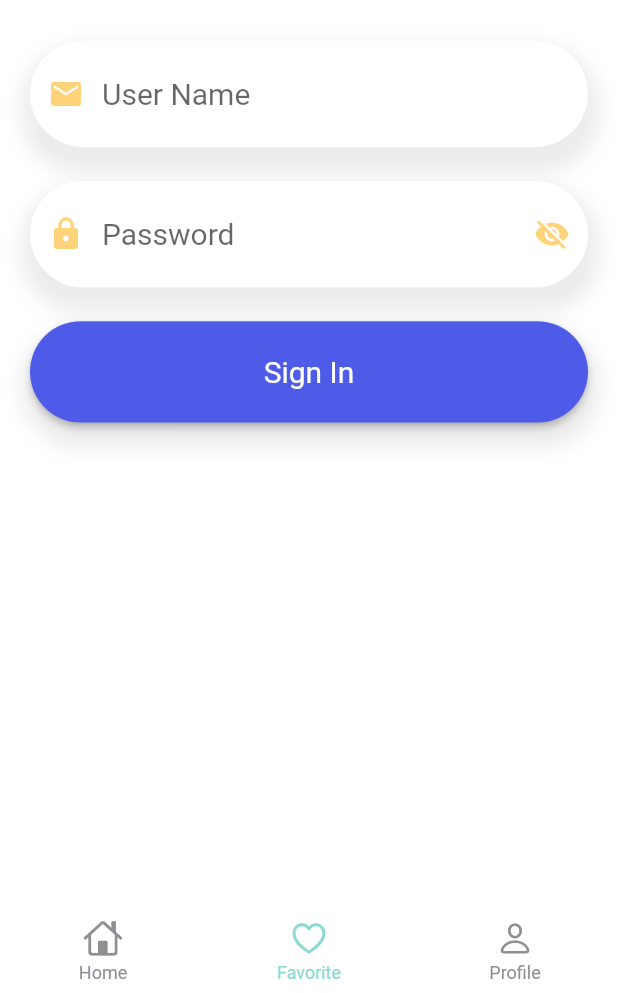
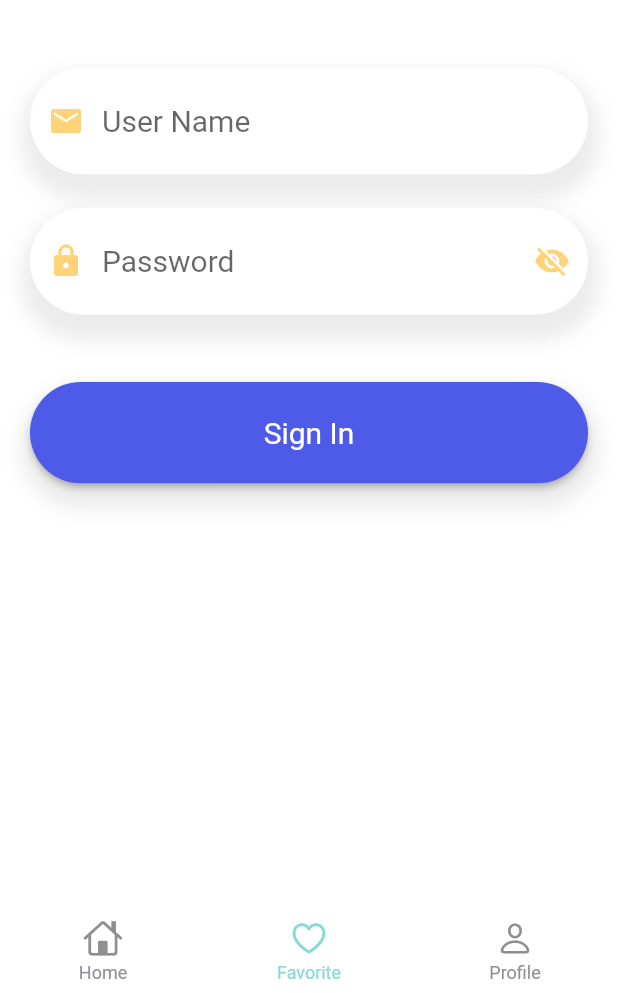
Before and after one commit to saqrelfirgany/Basic-TMDB-Client, a Flutter app: the screen it shows after launch, item 2 of the bottom bar chosen, on a phone screen of 412 x 824 dp, the part 243-1236 px from its top. Run offline on Flutter 3.47's test engine with Material 2 defaults, Android fonts, the phone set to English and light mode, and no system bars; drawn by our look-alikes of persistent_bottom_nav_bar; our stand-ins replace device_preview, flutter_screenutil, get, shared_preferences; network calls fail; statements that could not run were skipped.

Commit message:
ScreenShots

```diff
--- a/lib/ui/auth/sgin_up_screen.dart
+++ b/lib/ui/auth/sgin_up_screen.dart
@@ -31,7 +31,7 @@ class SignUpScreen extends GetWidget<LoginController> {
                   width: 120.h,
                 ),
               ),
-              SizedBox(height: 24.h),
+              SizedBox(height: 40.h),
               GetBuilder<LoginController>(
                 builder: (controller) => Expanded(
                   child: SingleChildScrollView(
@@ -78,7 +78,7 @@ class SignUpScreen extends GetWidget<LoginController> {
                             obscureText: controller.isVisible,
                           ),
                         ),
-                        SizedBox(height: 20.h),
+                        SizedBox(height: 40.h),
                         textFormContainer(
                           child: buttonStadiumBorder(
                             child: Center(
--- a/pubspec.yaml
+++ b/pubspec.yaml
@@ -17,7 +17,6 @@ dependencies:
   cupertino_icons: ^1.0.2
   get: ^4.6.1
   flutter_screenutil: ^5.1.1
-  dots_indicator: ^2.0.0
   persistent_bottom_nav_bar: ^4.0.2
   device_preview: ^1.0.0
 #  flutter_secure_storage: ^5.0.2
```
Also changed, not shown: lib/main.dart (+7 -6 lines), 6 other files.
